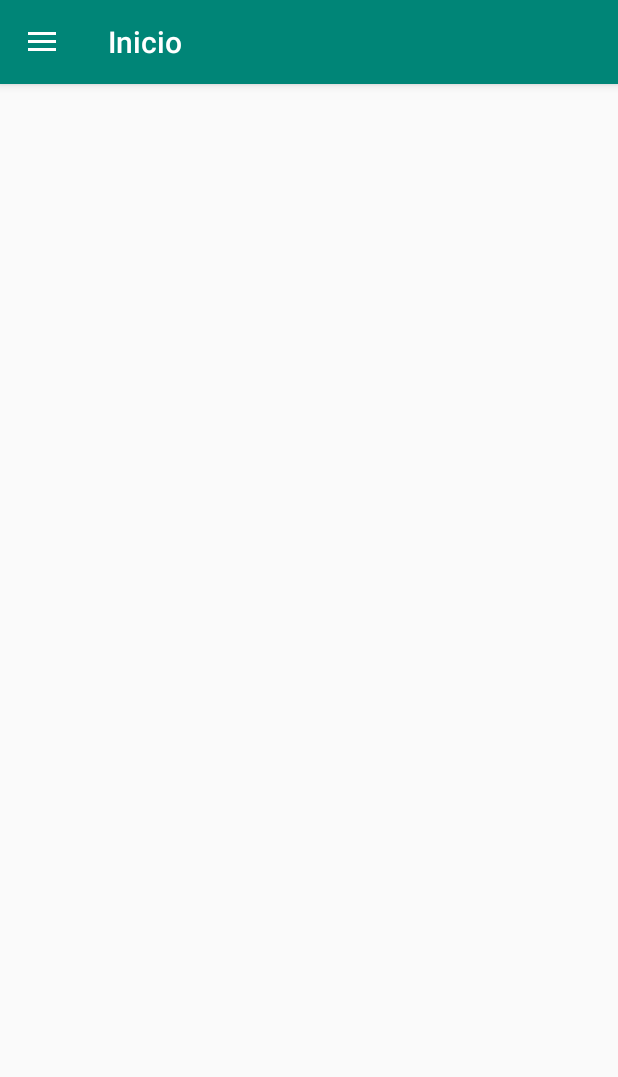
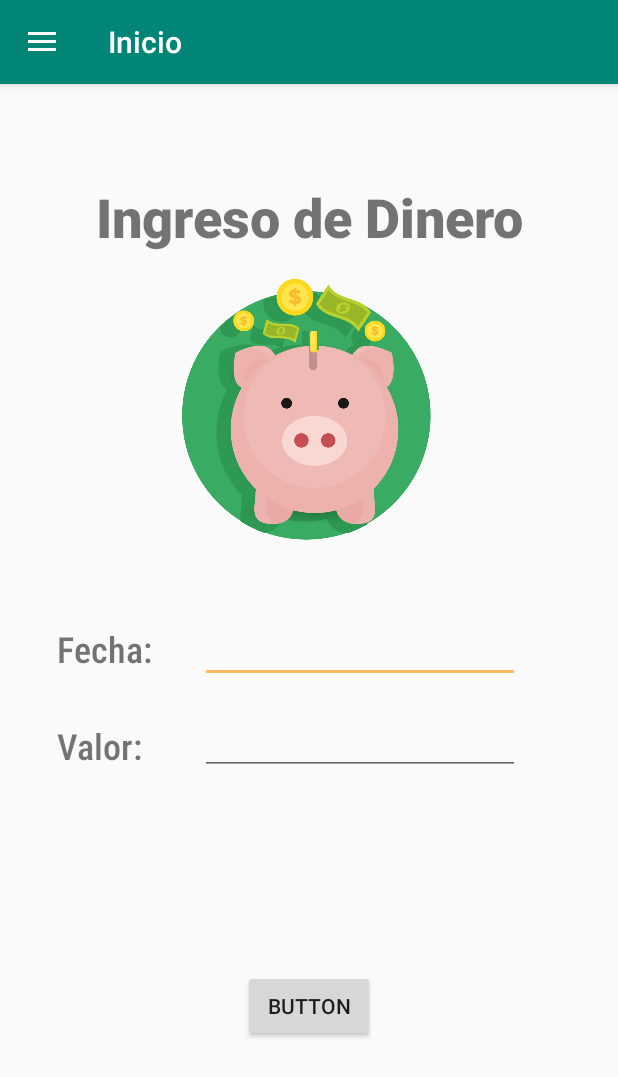
Before and after one commit to Jhonlostaiza/PST_TA7_G7, an Android app: the Inicio screen opened directly, with no data from a screen before it, in the side drawer, after a tap on "Registrar Ingresos", on a phone screen of 412 x 824 dp. Shown: the top 1077 px of the screen. Run offline under Robolectric (Android 15) with nearby library versions, the phone set to English and light mode, and no system bars.

Commit message:
Creacion del fragment de registro de ingresos

```diff
--- /dev/null
+++ b/app/src/main/java/com/example/moneyapp/AdminSQLiteOpenHelper.java
@@ -0,0 +1,21 @@
+package com.example.moneyapp;
+
+import android.content.Context;
+import android.database.sqlite.SQLiteDatabase;
+import android.database.sqlite.SQLiteOpenHelper;
+
+public class AdminSQLiteOpenHelper extends SQLiteOpenHelper {
+    public AdminSQLiteOpenHelper(Context context, String name, SQLiteDatabase.CursorFactory factory, int version) {
+        super(context, name, factory, version);
+    }
+
+    public void onCreate(SQLiteDatabase db) {
+        db.execSQL("create table ingresos(codigo int primary key, fecha text, ingreso double)");
+
+    }
+
+
+    public void onUpgrade(SQLiteDatabase db, int oldVersion, int NewVersion) {
+
+    }
+}
--- a/app/src/main/java/com/example/moneyapp/Inicio.java
+++ b/app/src/main/java/com/example/moneyapp/Inicio.java
@@ -1,5 +1,6 @@
 package com.example.moneyapp;
 
+import android.net.Uri;
 import android.os.Bundle;
 
 import com.google.android.material.floatingactionbutton.FloatingActionButton;
@@ -18,11 +19,13 @@ import androidx.drawerlayout.widget.DrawerLayout;
 
 import androidx.appcompat.app.AppCompatActivity;
 import androidx.appcompat.widget.Toolbar;
+import androidx.fragment.app.Fragment;
+import androidx.fragment.app.FragmentManager;
 
 import android.view.Menu;
 
 public class Inicio extends AppCompatActivity
-        implements NavigationView.OnNavigationItemSelectedListener {
+        implements NavigationView.OnNavigationItemSelectedListener{
 
     @Override
     protected void onCreate(Bundle savedInstanceState) {
@@ -75,11 +78,14 @@ public class Inicio extends AppCompatActivity
         // Handle navigation view item clicks here.
         int id = item.getItemId();
 
+        FragmentManager fragmentManager = getSupportFragmentManager();
+
         if (id == R.id.nav_home) {
             // Handle the camera action
         } else if (id == R.id.nav_gallery) {
 
         } else if (id == R.id.nav_slideshow) {
+            fragmentManager.beginTransaction().replace(R.id.content_inicio, new RegistroIngresos()).commit();
 
         } else if (id == R.id.nav_tools) {
 
@@ -87,8 +93,11 @@ public class Inicio extends AppCompatActivity
 
         }
 
+
         DrawerLayout drawer = findViewById(R.id.drawer_layout);
         drawer.closeDrawer(GravityCompat.START);
         return true;
     }
+
+
 }
--- /dev/null
+++ b/app/src/main/java/com/example/moneyapp/RegistroIngresos.java
@@ -0,0 +1,79 @@
+package com.example.moneyapp;
+
+import android.content.Context;
+import android.database.Cursor;
+import android.database.sqlite.SQLiteDatabase;
+import android.net.Uri;
+import android.os.Bundle;
+
+import androidx.annotation.NonNull;
+import androidx.annotation.Nullable;
+import androidx.fragment.app.Fragment;
+
+import android.view.LayoutInflater;
+import android.view.View;
+import android.view.ViewGroup;
+import android.widget.Button;
+import android.widget.EditText;
+import android.widget.Toast;
+
+
+/**
+ * A simple {@link Fragment} subclass.
+ * Activities that contain this fragment must implement the
+ * {@link RegistroIngresos.OnFragmentInteractionListener} interface
+ * to handle interaction events.
+ * Use the {@link RegistroIngresos#newInstance} factory method to
+ * create an instance of this fragment.
+ */
+public class RegistroIngresos extends Fragment implements View.OnClickListener{
+
+    private EditText fecha, ingreso;
+    private int codigo=0;
+
+    View view;
+
+    @Override
+    public View onCreateView(LayoutInflater inflater, ViewGroup container,
+                             Bundle savedInstanceState) {
+        // Inflate the layout for this fragment
+        view = inflater.inflate(R.layout.fragment_registro_ingresos, container, false);
+        Button b = (Button) view.findViewById(R.id.button3);
+        b.setOnClickListener(this);
+
+        fecha = (EditText) view.findViewById(R.id.fecha);
+        ingreso = (EditText) view.findViewById(R.id.ingreso);
+
+        return view;
+    }
+
+
+    public void registro(View v){
+        AdminSQLiteOpenHelper admin = new AdminSQLiteOpenHelper(getContext(), "ingresos", null, 1 );
+        SQLiteDatabase bd = admin.getWritableDatabase();
+        codigo = codigo + 1;
+        String cod = Integer.toString(codigo);
+        String date = fecha.getText().toString();
+        String valor = ingreso.getText().toString();
+
+
+
+        bd.execSQL("insert into ingresos (codigo, fecha, ingreso) values ("+cod+",'"+date+"',"+valor+")");
+        bd.close();
+
+
+        fecha.setText("");
+        ingreso.setText("");
+        Toast.makeText(getContext(), "Se cargaron los datos correctamente",Toast.LENGTH_SHORT).show();
+
+
+    }
+
+
+    @Override
+    public void onClick(View view) {
+
+        registro(view);
+
+    }
+}
--- a/app/src/main/res/layout/activity_home.xml
+++ b/app/src/main/res/layout/activity_home.xml
@@ -2,6 +2,7 @@
 <androidx.constraintlayout.widget.ConstraintLayout xmlns:android="http://schemas.android.com/apk/res/android"
     xmlns:app="http://schemas.android.com/apk/res-auto"
     xmlns:tools="http://schemas.android.com/tools"
+    android:id="@+id/contenido"
     android:layout_width="match_parent"
     android:layout_height="match_parent"
-    tools:context=".Home"/>
+    tools:context=".Home" />
--- a/app/src/main/res/layout/content_inicio.xml
+++ b/app/src/main/res/layout/content_inicio.xml
@@ -2,10 +2,9 @@
 <androidx.constraintlayout.widget.ConstraintLayout xmlns:android="http://schemas.android.com/apk/res/android"
     xmlns:app="http://schemas.android.com/apk/res-auto"
     xmlns:tools="http://schemas.android.com/tools"
+    android:id="@+id/content_inicio"
     android:layout_width="match_parent"
     android:layout_height="match_parent"
     app:layout_behavior="@string/appbar_scrolling_view_behavior"
     tools:context=".Inicio"
-    tools:showIn="@layout/app_bar_inicio">
-
-</androidx.constraintlayout.widget.ConstraintLayout>
+    tools:showIn="@layout/app_bar_inicio"/>
--- /dev/null
+++ b/app/src/main/res/layout/fragment_registro_ingresos.xml
@@ -0,0 +1,95 @@
+<?xml version="1.0" encoding="utf-8"?>
+<androidx.constraintlayout.widget.ConstraintLayout xmlns:android="http://schemas.android.com/apk/res/android"
+    xmlns:app="http://schemas.android.com/apk/res-auto"
+    xmlns:tools="http://schemas.android.com/tools"
+    android:layout_width="match_parent"
+    android:layout_height="match_parent"
+    tools:context=".RegistroIngresos" >
+
+    <TextView
+        android:id="@+id/textView4"
+        android:layout_width="wrap_content"
+        android:layout_height="0dp"
+        android:layout_marginStart="8dp"
+        android:layout_marginTop="64dp"
+        android:layout_marginEnd="8dp"
+        android:fontFamily="sans-serif-black"
+        android:text="Ingreso de Dinero"
+        android:textSize="36sp"
+        app:layout_constraintEnd_toEndOf="parent"
+        app:layout_constraintStart_toStartOf="parent"
+        app:layout_constraintTop_toTopOf="parent" />
+
+    <ImageView
+        android:id="@+id/imageView3"
+        android:layout_width="198dp"
+        android:layout_height="191dp"
+        android:layout_marginStart="8dp"
+        android:layout_marginTop="8dp"
+        android:layout_marginEnd="8dp"
+        android:src="@drawable/ahorro"
+        app:layout_constraintEnd_toEndOf="parent"
+        app:layout_constraintStart_toStartOf="parent"
+        app:layout_constraintTop_toBottomOf="@+id/textView4" />
+
+    <TextView
+        android:id="@+id/textView5"
+        android:layout_width="wrap_content"
+        android:layout_height="wrap_content"
+        android:layout_marginStart="38dp"
+        android:layout_marginTop="48dp"
+        android:fontFamily="sans-serif-condensed-medium"
+        android:text="Fecha:"
+        android:textSize="24sp"
+        app:layout_constraintStart_toStartOf="parent"
+        app:layout_constraintTop_toBottomOf="@+id/imageView3" />
+
+    <TextView
+        android:id="@+id/textView6"
+        android:layout_width="wrap_content"
+        android:layout_height="wrap_content"
+        android:layout_marginStart="38dp"
+        android:layout_marginTop="32dp"
+        android:fontFamily="sans-serif-condensed-medium"
+        android:text="Valor:"
+        android:textSize="24sp"
+        app:layout_constraintStart_toStartOf="parent"
+        app:layout_constraintTop_toBottomOf="@+id/textView5" />
+
+    <EditText
+        android:id="@+id/fecha"
+        android:layout_width="wrap_content"
+        android:layout_height="wrap_content"
+        android:layout_marginStart="32dp"
+        android:layout_marginTop="42dp"
+        android:ems="10"
+        android:inputType="textPersonName"
+        app:layout_constraintStart_toEndOf="@+id/textView5"
+        app:layout_constraintTop_toBottomOf="@+id/imageView3" />
+
+    <EditText
+        android:id="@+id/ingreso"
+        android:layout_width="wrap_content"
+        android:layout_height="wrap_content"
+        android:layout_marginStart="38dp"
+        android:layout_marginTop="16dp"
+        android:ems="10"
+        android:inputType="textPersonName"
+        app:layout_constraintStart_toEndOf="@+id/textView6"
+        app:layout_constraintTop_toBottomOf="@+id/fecha" />
+
+    <Button
+        android:id="@+id/button3"
+        android:layout_width="wrap_content"
+        android:layout_height="wrap_content"
+        android:layout_marginStart="8dp"
+        android:layout_marginTop="8dp"
+        android:layout_marginEnd="8dp"
+        android:layout_marginBottom="8dp"
+        android:text="@string/button"
+        app:layout_constraintBottom_toBottomOf="parent"
+        app:layout_constraintEnd_toEndOf="parent"
+        app:layout_constraintStart_toStartOf="parent"
+        app:layout_constraintTop_toBottomOf="@+id/ingreso" />
+
+</androidx.constraintlayout.widget.ConstraintLayout>
--- a/app/src/main/res/values/strings.xml
+++ b/app/src/main/res/values/strings.xml
@@ -14,4 +14,9 @@
     <string name="menu_tools">Tools</string>
     <string name="menu_share">Share</string>
     <string name="menu_send">Send</string>
+
+    <!-- TODO: Remove or change this placeholder text -->
+    <string name="hello_blank_fragment">Hello blank fragment</string>
+    <string name="textview">TextView</string>
+    <string name="button">Button</string>
 </resources>
```
Also changed, not shown: app/src/main/res/drawable/ahorro.png (renamed from app/src/main/res/drawable/Ahorro.png).
